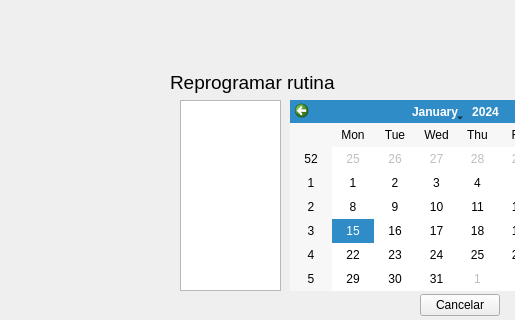
Above: asa_application/calendar.ui from razulued/qt_application before the change; both pictures show x 0 to 515 and y 0 to 320 of the 800 by 600 pixel window. Below: the same form after it.
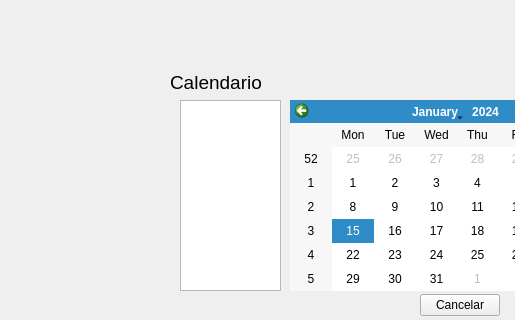
That is the form after the change. Icons and pictures are not drawn.

Patch:
```diff
--- a/asa_application/calendar.ui
+++ b/asa_application/calendar.ui
@@ -96,7 +96,7 @@
      </font>
     </property>
     <property name="text">
-     <string>Reprogramar rutina</string>
+     <string>Calendario</string>
     </property>
    </widget>
   </widget>
```
